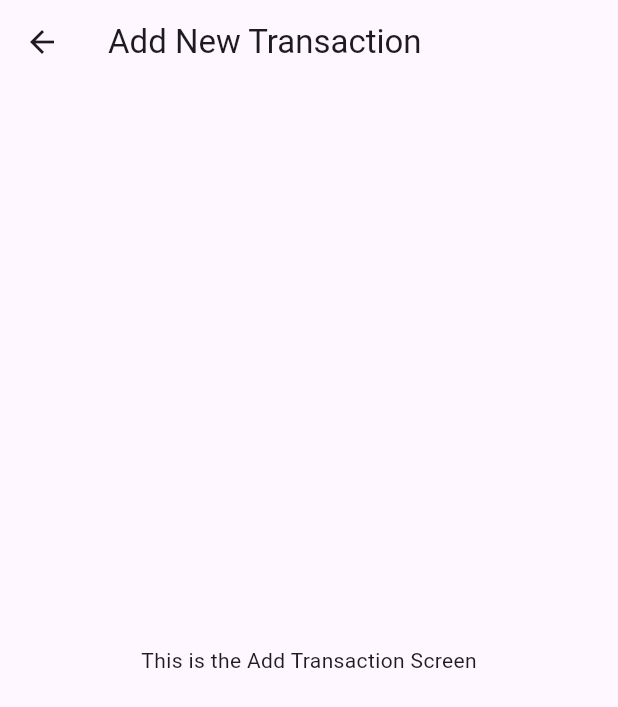
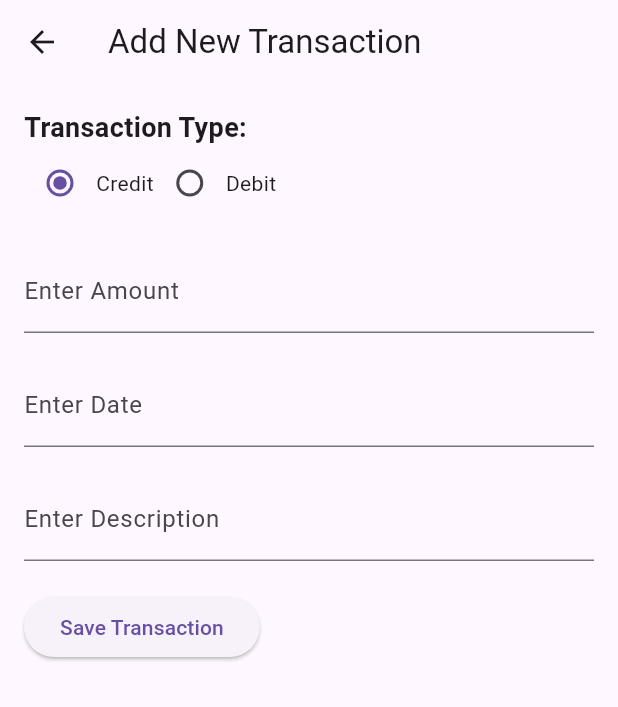
Before and after one commit to Muhammad-ali234/Petrol_Pump_Management_System, a Flutter app: the AddTransactionScreen screen opened directly, on a phone screen of 412 x 824 dp. Shown: the top 707 px of the screen. Run offline on Flutter 3.47's test engine with Material 3 defaults, Android fonts, the phone set to English and light mode, and no system bars; our stand-ins replace responsive_builder; missing offline and left inert: staggered_grid_view_flutter.

Commit message:
make web for credit and debit  and add transaction add screen

```diff
--- /dev/null
+++ b/lib/Screens/Pump Screens/add_new_transaction.dart
@@ -0,0 +1,101 @@
+import 'package:flutter/material.dart';
+import 'package:petrol_pump/Screens/Pump%20Screens/credit_debit_screen.dart';
+
+class AddTransactionScreen extends StatefulWidget {
+  const AddTransactionScreen({Key? key}) : super(key: key);
+
+  @override
+  _AddTransactionScreenState createState() => _AddTransactionScreenState();
+}
+
+class _AddTransactionScreenState extends State<AddTransactionScreen> {
+  TextEditingController amountController = TextEditingController();
+  TextEditingController dateController = TextEditingController();
+  TextEditingController descriptionController = TextEditingController();
+
+  TransactionType selectedType = TransactionType.credit;
+
+  @override
+  Widget build(BuildContext context) {
+    return Scaffold(
+      appBar: AppBar(
+        title: const Text('Add New Transaction'),
+      ),
+      body: Padding(
+        padding: const EdgeInsets.all(16.0),
+        child: Column(
+          crossAxisAlignment: CrossAxisAlignment.start,
+          children: [
+            const Text(
+              'Transaction Type:',
+              style: TextStyle(fontSize: 18, fontWeight: FontWeight.bold),
+            ),
+            Row(
+              children: [
+                Radio(
+                  value: TransactionType.credit,
+                  groupValue: selectedType,
+                  onChanged: (value) {
+                    setState(() {
+                      selectedType = value as TransactionType;
+                    });
+                  },
+                ),
+                const Text('Credit'),
+                Radio(
+                  value: TransactionType.debit,
+                  groupValue: selectedType,
+                  onChanged: (value) {
+                    setState(() {
+                      selectedType = value as TransactionType;
+                    });
+                  },
+                ),
+                const Text('Debit'),
+              ],
+            ),
+            const SizedBox(height: 20),
+            TextField(
+              controller: amountController,
+              keyboardType: TextInputType.number,
+              decoration: const InputDecoration(labelText: 'Enter Amount'),
+            ),
+            const SizedBox(height: 20),
+            TextField(
+              controller: dateController,
+              keyboardType: TextInputType.text,
+              decoration: const InputDecoration(labelText: 'Enter Date'),
+            ),
+            const SizedBox(height: 20),
+            TextField(
+              controller: descriptionController,
+              keyboardType: TextInputType.text,
+              decoration: const InputDecoration(labelText: 'Enter Description'),
+            ),
+            const SizedBox(height: 20),
+            ElevatedButton(
+              onPressed: () {
+                _saveTransaction();
+                Navigator.pop(context, _createNewTransaction());
+              },
+              child: const Text('Save Transaction'),
+            ),
+          ],
+        ),
+      ),
+    );
+  }
+
+  void _saveTransaction() {
+    // Implement logic to save the transaction to your data structure or database
+  }
+
+  Transaction _createNewTransaction() {
+    return Transaction(
+      type: selectedType,
+      amount: int.parse(amountController.text),
+      date: dateController.text,
+      description: descriptionController.text,
+    );
+  }
+}
```
Also changed, not shown: lib/Screens/Pump Screens/credit_debit_screen.dart (+122 -21 lines).
